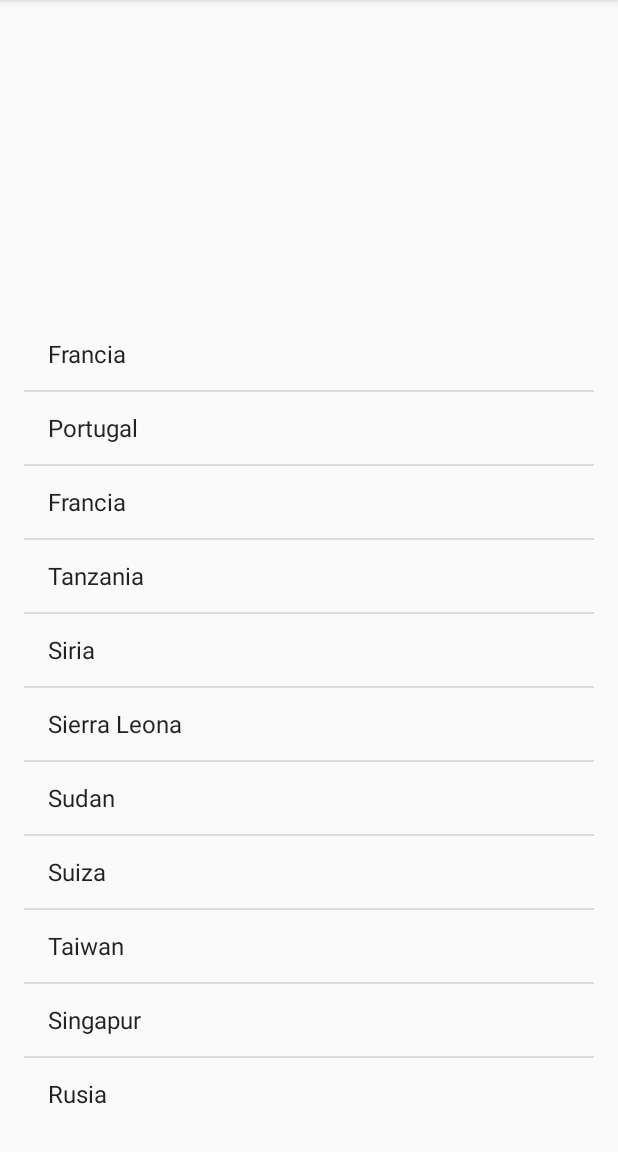
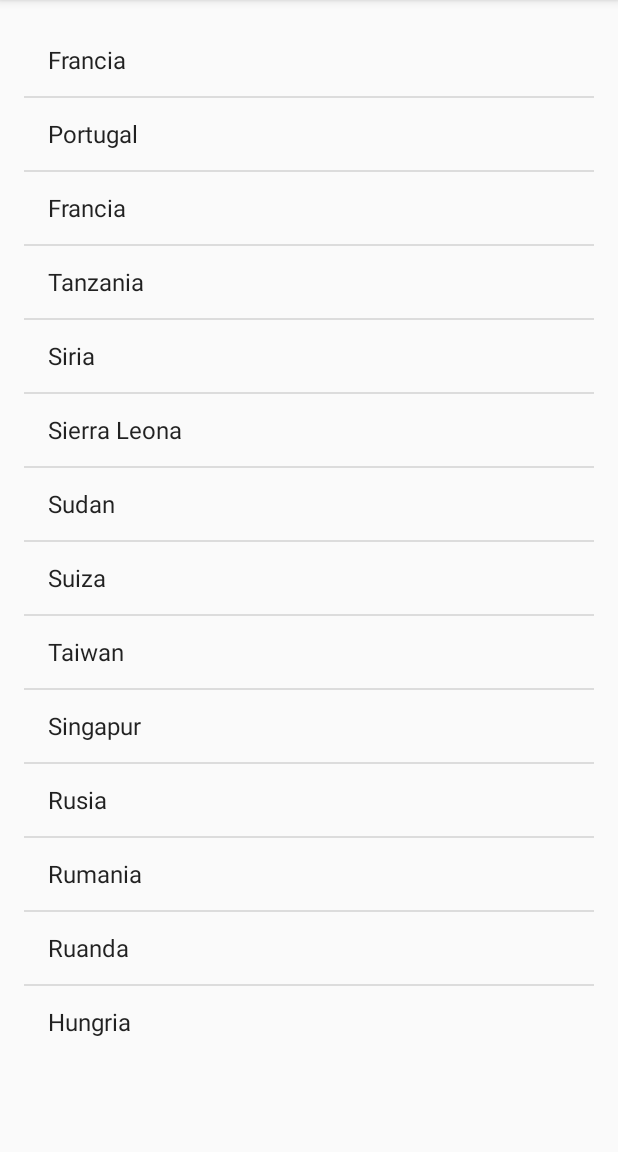
Before and after one commit to misuher/Android-Learn, an Android app: the screen it shows after launch (MainActivity), on a phone screen of 412 x 824 dp, the part 84-1236 px from its top. Run offline under Robolectric (Android 15) with nearby library versions, the phone set to English and light mode, and no system bars.

Commit message:
click listener added

```diff
--- a/SimpleListClickableItems/app/src/main/java/com/example/meser/simplelistclickableitems/MainActivity.java
+++ b/SimpleListClickableItems/app/src/main/java/com/example/meser/simplelistclickableitems/MainActivity.java
@@ -4,8 +4,11 @@ import android.support.v7.app.ActionBarActivity;
 import android.os.Bundle;
 import android.view.Menu;
 import android.view.MenuItem;
+import android.view.View;
+import android.widget.AdapterView;
 import android.widget.ArrayAdapter;
 import android.widget.ListView;
+import android.widget.Toast;
 
 
 public class MainActivity extends ActionBarActivity {
@@ -19,13 +22,23 @@ public class MainActivity extends ActionBarActivity {
         setContentView(R.layout.activity_main);
 
         paises = getResources().getStringArray(R.array.paises);
+        //para pasarle los paises a la lista necesitamos un adapter
         ArrayAdapter<String> adapter = new ArrayAdapter<String>(
                 this,
                 android.R.layout.simple_list_item_1,
                 paises
         );
+        //creamos la lista
         lista = (ListView)findViewById(R.id.lista);
         lista.setAdapter(adapter);
+
+        //ponemos listener a los items de la lista
+        lista.setOnItemClickListener(new AdapterView.OnItemClickListener() {
+            @Override
+            public void onItemClick(AdapterView<?> parent, View view, int position, long id) {
+                Toast.makeText(MainActivity.this, String.format("Has seleccionado \"%s\"",paises[position]),Toast.LENGTH_SHORT).show();
+            }
+        });
     }
 
     @Override
--- a/SimpleListClickableItems/app/src/main/res/layout/activity_main.xml
+++ b/SimpleListClickableItems/app/src/main/res/layout/activity_main.xml
@@ -9,8 +9,6 @@
         android:layout_width="wrap_content"
         android:layout_height="wrap_content"
         android:id="@+id/lista"
-        android:layout_alignParentTop="true"
         android:layout_alignParentRight="true"
-        android:layout_alignParentEnd="true"
-        android:layout_marginTop="196dp" />
+        android:layout_alignParentEnd="true" />
 </RelativeLayout>
```
Also changed, not shown: 1 other file.
